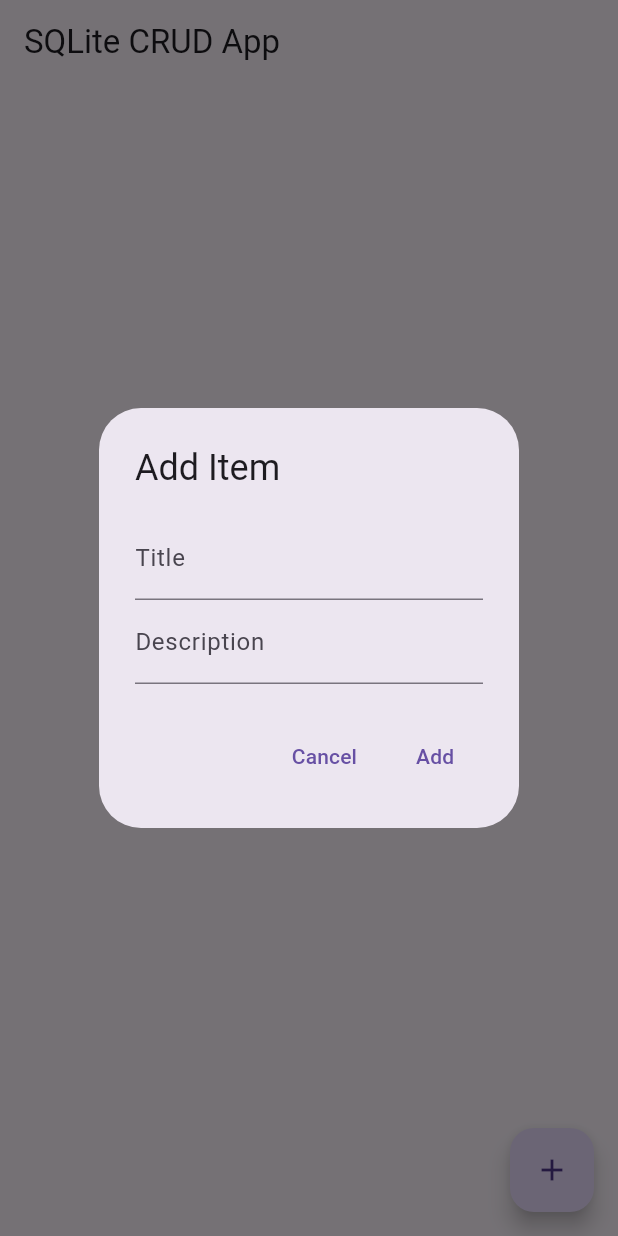
After one commit to Ramesh-Kaushika/Fitness_Planner_App05, a Flutter app: the screen it shows after launch, after a tap on the "add" icon, on a phone screen of 412 x 824 dp. The commit adds this screen. Run offline on Flutter 3.47's test engine with Material 3 defaults, Android fonts, the phone set to English and light mode, and no system bars; our stand-ins replace go_router, sqflite; accounts and stored records are empty.

Commit message:
crud operation

```diff
--- /dev/null
+++ b/lib/data/item_model.dart
@@ -0,0 +1,23 @@
+class Item {
+  final int? id;
+  final String title;
+  final String description;
+
+  Item({this.id, required this.title, required this.description});
+
+  Map<String, dynamic> toMap() {
+    return {
+      'id': id,
+      'title': title,
+      'description': description,
+    };
+  }
+
+  static Item fromMap(Map<String, dynamic> map) {
+    return Item(
+      id: map['id'],
+      title: map['title'],
+      description: map['description'],
+    );
+  }
+}
--- a/lib/main.dart
+++ b/lib/main.dart
@@ -1,28 +1,39 @@
-import 'package:fitness_planner/calculator.dart';
-import 'package:fitness_planner/home_page_no_state.dart';
-import 'package:fitness_planner/home_page_withState.dart';
-import 'package:fitness_planner/pages/main_page.dart';
-import 'package:fitness_planner/router/router.dart';
+// import 'package:fitness_planner/calculator.dart';
+// import 'package:fitness_planner/home_page_no_state.dart';
+// import 'package:fitness_planner/home_page_withState.dart';
+// import 'package:fitness_planner/pages/main_page.dart';
+// import 'package:fitness_planner/router/router.dart';
+// import 'package:flutter/material.dart';
+
+// void main() {
+//   runApp(const MyApp());
+// }
+
+// class MyApp extends StatelessWidget {
+//   const MyApp({super.key});
+
+//   @override
+//   Widget build(BuildContext context) {
+//     return MaterialApp.router(
+//       routerConfig: RouterClass().router,
+//       debugShowCheckedModeBanner: false,
+//       title: 'Flutter Demo',
+//       theme: ThemeData(
+//         colorScheme: ColorScheme.fromSeed(seedColor: Colors.deepPurple),
+//         useMaterial3: true,
+//       ),
+
+//     );
+//   }
+// }
+
+
+import 'package:fitness_planner/pages/notes_page.dart';
 import 'package:flutter/material.dart';
 
+
 void main() {
-  runApp(const MyApp());
+  runApp(const MaterialApp(
+    home: CrudApp(),
+  ));
 }
-
-class MyApp extends StatelessWidget {
-  const MyApp({super.key});
-
-  @override
-  Widget build(BuildContext context) {
-    return MaterialApp.router(
-      routerConfig: RouterClass().router,
-      debugShowCheckedModeBanner: false,
-      title: 'Flutter Demo',
-      theme: ThemeData(
-        colorScheme: ColorScheme.fromSeed(seedColor: Colors.deepPurple),
-        useMaterial3: true,
-      ),
-
-    );
-  }
-}
--- a/lib/pages/main_page.dart
+++ b/lib/pages/main_page.dart
@@ -49,6 +49,12 @@ class MainPage extends StatelessWidget {
             },
             child: const Text("go to Back Page"),
           ),
+          ElevatedButton(
+            onPressed: () {
+              GoRouter.of(context).push("/crud");
+            },
+            child: const Text("CRUD"),
+          ),
         ],
       ),
     );
--- /dev/null
+++ b/lib/pages/notes_page.dart
@@ -0,0 +1,148 @@
+import 'package:fitness_planner/data/item_model.dart';
+import 'package:fitness_planner/services/database_helper.dart';
+import 'package:flutter/material.dart';
+
+
+
+class CrudApp extends StatefulWidget {
+  const CrudApp({super.key});
+
+  @override
+  // ignore: library_private_types_in_public_api
+  _CrudAppState createState() => _CrudAppState();
+}
+
+class _CrudAppState extends State<CrudApp> {
+  final DatabaseHelper dbHelper = DatabaseHelper();
+  List<Item> items = [];
+  final TextEditingController titleController = TextEditingController();
+  final TextEditingController descriptionController = TextEditingController();
+
+  @override
+  void initState() {
+    super.initState();
+    _fetchItems();
+  }
+
+  Future<void> _fetchItems() async {
+    final List<Map<String, dynamic>> data = await dbHelper.fetchItems();
+    setState(() {
+      items = data.map((item) => Item.fromMap(item)).toList();
+    });
+  }
+
+  Future<void> _addItem() async {
+    final newItem = Item(
+      title: titleController.text,
+      description: descriptionController.text,
+    );
+    await dbHelper.insertItem(newItem.toMap());
+    titleController.clear();
+    descriptionController.clear();
+    _fetchItems();
+  }
+
+  Future<void> _updateItem(Item item) async {
+    final updatedItem = Item(
+      id: item.id,
+      title: titleController.text,
+      description: descriptionController.text,
+    );
+    await dbHelper.updateItem(updatedItem.toMap());
+    titleController.clear();
+    descriptionController.clear();
+    _fetchItems();
+  }
+
+  Future<void> _deleteItem(int id) async {
+    await dbHelper.deleteItem(id);
+    _fetchItems();
+  }
+
+  void _showItemDialog([Item? item]) {
+    if (item != null) {
+      titleController.text = item.title;
+      descriptionController.text = item.description;
+    } else {
+      titleController.clear();
+      descriptionController.clear();
+    }
+
+    showDialog(
+      context: context,
+      builder: (context) {
+        return AlertDialog(
+          title: Text(item == null ? 'Add Item' : 'Update Item'),
+          content: Column(
+            mainAxisSize: MainAxisSize.min,
+            children: [
+              TextField(
+                controller: titleController,
+                decoration: const InputDecoration(labelText: 'Title'),
+              ),
+              TextField(
+                controller: descriptionController,
+                decoration: const InputDecoration(labelText: 'Description'),
+              ),
+            ],
+          ),
+          actions: [
+            TextButton(
+              onPressed: () {
+                Navigator.of(context).pop();
+              },
+              child: const Text('Cancel'),
+            ),
+            TextButton(
+              onPressed: () {
+                Navigator.of(context).pop();
+                if (item == null) {
+                  _addItem();
+                } else {
+                  _updateItem(item);
+                }
+              },
+              child: Text(item == null ? 'Add' : 'Update'),
+            ),
+          ],
+        );
+      },
+    );
+  }
+
+  @override
+  Widget build(BuildContext context) {
+    return Scaffold(
+      appBar: AppBar(
+        title: const Text('SQLite CRUD App'),
+      ),
+      body: ListView.builder(
+        itemCount: items.length,
+        itemBuilder: (context, index) {
+          final item = items[index];
+          return ListTile(
+            title: Text(item.title),
+            subtitle: Text(item.description),
+            trailing: Row(
+              mainAxisSize: MainAxisSize.min,
+              children: [
+                IconButton(
+                  icon: const Icon(Icons.edit),
+                  onPressed: () => _showItemDialog(item),
+                ),
+                IconButton(
+                  icon: const Icon(Icons.delete),
+                  onPressed: () => _deleteItem(item.id!),
+                ),
+              ],
+            ),
+          );
+        },
+      ),
+      floatingActionButton: FloatingActionButton(
+        onPressed: () => _showItemDialog(),
+        child: const Icon(Icons.add),
+      ),
+    );
+  }
+}
--- a/lib/router/router.dart
+++ b/lib/router/router.dart
@@ -1,3 +1,4 @@
+import 'package:fitness_planner/crud_home_page.dart';
 import 'package:fitness_planner/data/person.dart';
 import 'package:fitness_planner/pages/back.dart';
 import 'package:fitness_planner/pages/login_page.dart';
@@ -103,6 +104,13 @@ class RouterClass {
         builder: (context, state) {
           return const BackPage();
         },
+      ),
+       GoRoute(
+        path: "/crud",
+        name: "crud",
+        builder: (context, state) {
+          return const CrudHomePage();
+        },
       )
     ],
   );
--- /dev/null
+++ b/lib/services/database_helper.dart
@@ -0,0 +1,66 @@
+import 'package:sqflite/sqflite.dart';
+import 'package:path/path.dart';
+
+class DatabaseHelper {
+  static final DatabaseHelper _instance = DatabaseHelper._internal();
+  static Database? _database;
+
+  DatabaseHelper._internal();
+
+  factory DatabaseHelper() => _instance;
+
+  Future<Database> get database async {
+    if (_database != null) return _database!;
+    _database = await _initDatabase();
+    return _database!;
+  }
+
+  Future<Database> _initDatabase() async {
+    String path = join(await getDatabasesPath(), 'crud_example.db');
+    return await openDatabase(
+      path,
+      version: 1,
+      onCreate: _onCreate,
+    );
+  }
+
+  Future<void> _onCreate(Database db, int version) async {
+    await db.execute('''
+      CREATE TABLE items (
+        id INTEGER PRIMARY KEY AUTOINCREMENT,
+        title TEXT,
+        description TEXT
+      )
+    ''');
+  }
+
+  Future<int> insertItem(Map<String, dynamic> item) async {
+    Database db = await database;
+    return await db.insert('items', item);
+  }
+
+  Future<List<Map<String, dynamic>>> fetchItems() async {
+    Database db = await database;
+    return await db.query('items');
+  }
+
+  Future<int> updateItem(Map<String, dynamic> item) async {
+    Database db = await database;
+    int id = item['id'];
+    return await db.update(
+      'items',
+      item,
+      where: 'id = ?',
+      whereArgs: [id],
+    );
+  }
+
+  Future<int> deleteItem(int id) async {
+    Database db = await database;
+    return await db.delete(
+      'items',
+      where: 'id = ?',
+      whereArgs: [id],
+    );
+  }
+}
--- /dev/null
+++ b/lib/services/database_services.dart
@@ -0,0 +1,3 @@
+class DatabaseServices {
+
+}
```
Also changed, not shown: 3 other files.
